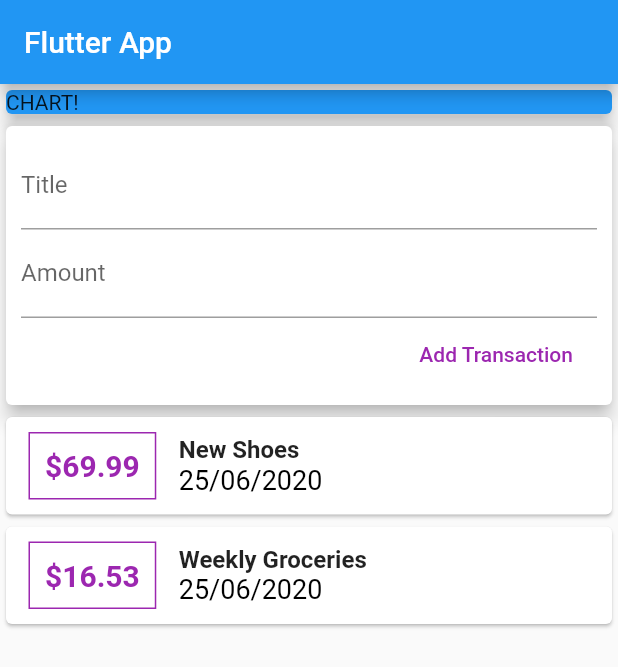
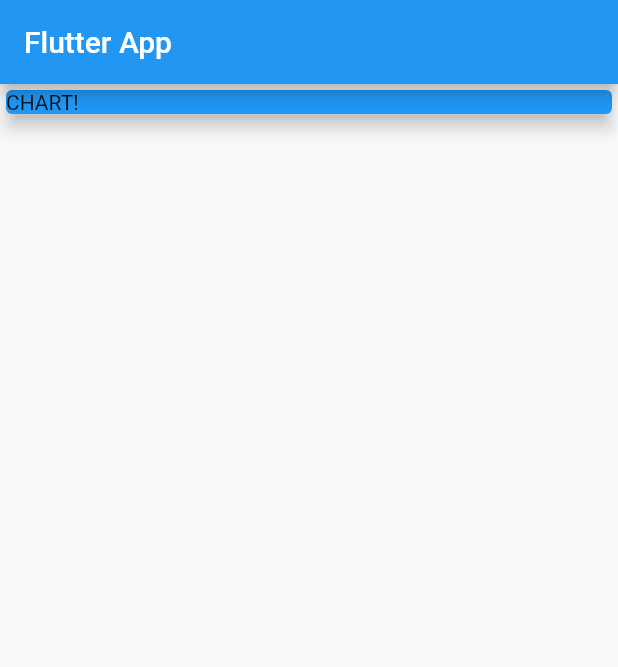
Before and after one commit to sunroadR/personal_expenses_tutorial2, a Flutter app: the screen it shows after launch, on a phone screen of 412 x 824 dp. Shown: the top 667 px of the screen. Run offline on Flutter 3.47's test engine with Material 2 defaults, Android fonts, the phone set to English and light mode, and no system bars.

Commit message:
transaction, widgets new_transaction, transaction_list , user_transaction

```diff
--- a/lib/main.dart
+++ b/lib/main.dart
@@ -1,7 +1,5 @@
 import 'package:flutter/material.dart';
 
-import './transaction.dart';
-import 'package:intl/intl.dart';
 
 void main() {
   runApp(MyApp());
@@ -19,20 +17,13 @@ class MyApp extends StatelessWidget {
 }
 
 class MyHomePage extends StatelessWidget {
-  final List<Transaction> transactions = [
-    Transaction(
-        id: 't1',
-        title: 'New Shoes',
-        amount: 69.99,
-        date: DateTime.now()
-    ),
-    Transaction(
-        id: 't2',
-        title: 'Weekly Groceries',
-        amount: 16.53,
-        date: DateTime.now()
-    )
-  ];
+
+
+//  String titleInput;
+//  String amountInput;
+
+  final titleController = TextEditingController();
+  final amountController = TextEditingController();
 
   @override
   Widget build(BuildContext context) {
@@ -51,87 +42,16 @@ class MyHomePage extends StatelessWidget {
               elevation: 5,
             ),
           ),
-          Card(
-            elevation: 5,
 
-            child: Container(
-              padding: EdgeInsets.all(10),
-              child: Column(
-                crossAxisAlignment: CrossAxisAlignment.end,
-              children: <Widget>[
-                TextField(
-                  decoration: InputDecoration(
-                    labelText: ('Title')
-                  ),
-
-                ),
-                TextField(
-                  decoration: InputDecoration(
-                      labelText: ('Amount')
-                  ),
-                ),
-                FlatButton(
-                  child: Text('Add Transaction'),
-                  textColor: Colors.purple,
-                  onPressed: (){},
-
-                )
               ],
           ),
-            ),),
-
-          Column(
-            children: transactions.map((tx) {
-              return Card(
-                  child: Row(
-                    children: <Widget>[
-                      Container(
-                        margin: EdgeInsets.symmetric(
-                          vertical: 10,
-                          horizontal: 15,
-                        ),
-                        decoration: BoxDecoration(
-                          border: Border.all(
-                            color: Colors.purple,
-                            width: 1,
-
-                          )
-                        ),
-                        padding: EdgeInsets.all(10),
-                        child: Text(
-                          '\$${tx.amount}',
-                          style: TextStyle(
-                            fontWeight: FontWeight.bold,
-                            fontSize: 20,
-                            color: Colors.purple
-                          ),
-                        ),
-
-                      ),
-                      Column(
-                        crossAxisAlignment: CrossAxisAlignment.start,
-
-                        children: <Widget>[
 
 
-                          Text(tx.title,
-                          style: TextStyle(
-                              fontSize: 16,
-                               fontWeight: FontWeight.bold),
-                               ),
-                           Text(
-                                DateFormat('dd/MM/yyyy').format(tx.date),
-                          style: TextStyle(fontSize: 18,
-                          color: Colors.black),),
-                        ],
-                      )
-                    ],
-                  ));
-            }).toList(),),
 
 
-        ],
-      ),
+
+
+
     );
     // TODO: implement build
     throw UnimplementedError();
```
Also changed, not shown: lib/widgets/new_transaction.dart (added, +52 -0 lines), lib/widgets/transaction_list.dart (added, +75 -0 lines), lib/widgets/user_transactions.dart (added, +44 -0 lines), lib/models/transaction.dart (renamed from lib/transaction.dart).
